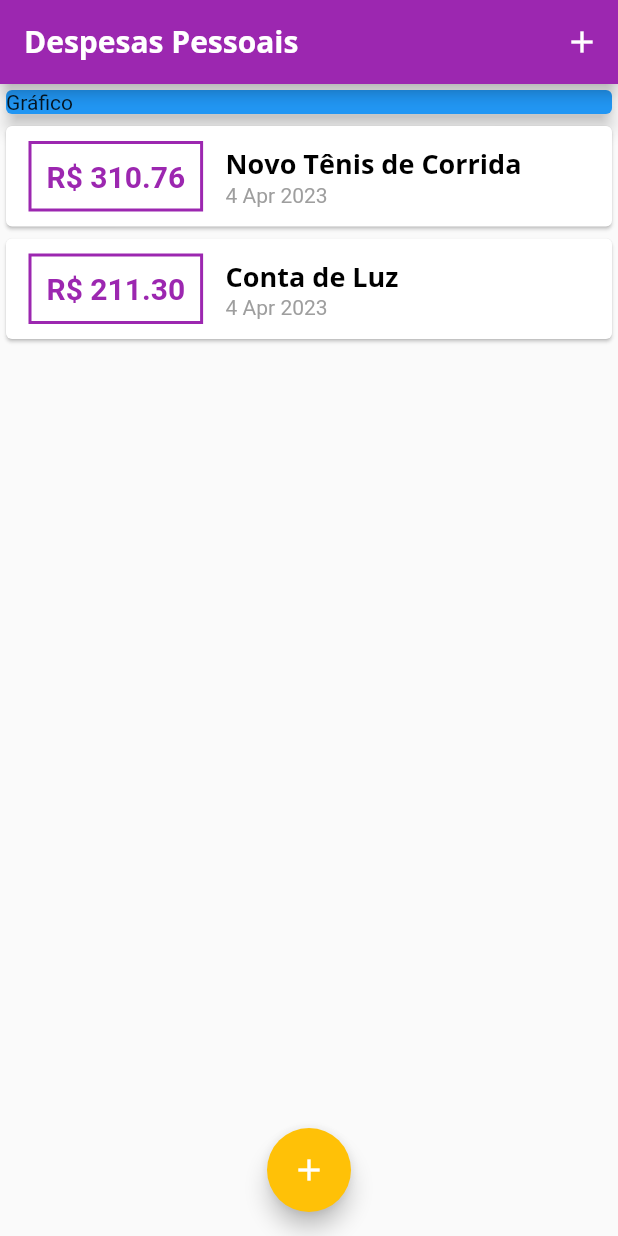
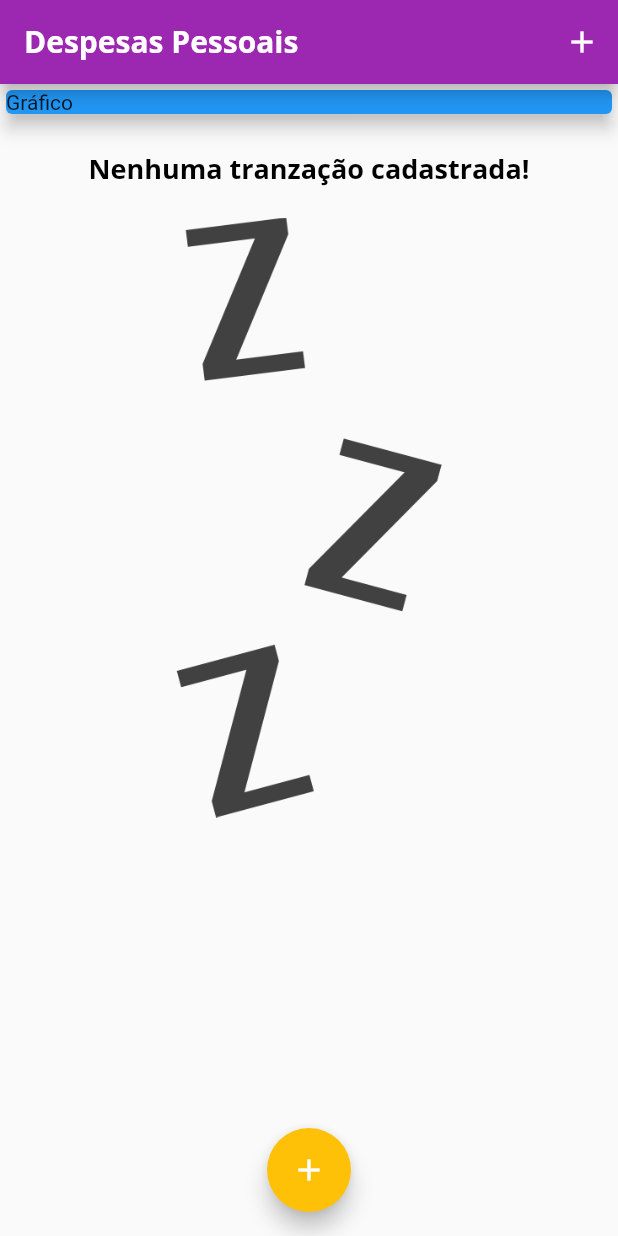
Before and after one commit to MoisesAlvarenga/Expenses, a Flutter app: the screen it shows after launch, on a phone screen of 412 x 824 dp. Run offline on Flutter 3.47's test engine with Material 2 defaults, Android fonts, the phone set to English and light mode, and no system bars.

```diff
--- a/lib/components/transaction_list.dart
+++ b/lib/components/transaction_list.dart
@@ -11,7 +11,29 @@ class TransactionList extends StatelessWidget {
   Widget build(BuildContext context) {
     return Container(
       height: 600,
-      child: ListView.builder(
+      child: transactions.isEmpty
+          ? Column(
+              children: [
+                SizedBox(
+                  height: 20,
+                ),
+                Text(
+                  "Nenhuma tranzação cadastrada!",
+                  style: Theme.of(context).textTheme.headline6,
+                ),
+                SizedBox(
+                  height: 20,
+                ),
+                Container(
+                  height: 400,
+                  child: Image.asset(
+                    'assets/images/waiting.png',
+                    fit: BoxFit.cover,
+                  ),
+                )
+              ],
+            )
+          : ListView.builder(
               itemCount: transactions.length,
               itemBuilder: (ctx, index) {
                 final tr = transactions[index];
@@ -19,7 +41,8 @@ class TransactionList extends StatelessWidget {
                   child: Row(
                     children: <Widget>[
                       Container(
-                  margin: EdgeInsets.symmetric(horizontal: 15, vertical: 10),
+                        margin:
+                            EdgeInsets.symmetric(horizontal: 15, vertical: 10),
                         decoration: BoxDecoration(
                           border: Border.all(
                             color: Colors.purple,
--- a/lib/main.dart
+++ b/lib/main.dart
@@ -44,20 +44,7 @@ class MyHomePage extends StatefulWidget {
 }
 
 class _MyHomePageState extends State<MyHomePage> {
-  final _transactions = [
-    Transaction(
-      id: 't1',
-      title: 'Novo Tênis de Corrida',
-      value: 310.76,
-      date: DateTime.now(),
-    ),
-    Transaction(
-      id: 't2',
-      title: 'Conta de Luz',
-      value: 211.30,
-      date: DateTime.now(),
-    ),
-  ];
+  final List<Transaction> _transactions = [];
 
   _addTransaction(String title, double value) {
     final newTransaction = Transaction(
--- a/pubspec.yaml
+++ b/pubspec.yaml
@@ -61,9 +61,8 @@ flutter:
   uses-material-design: true
 
   # To add assets to your application, add an assets section, like this:
-  # assets:
-  #   - images/a_dot_burr.jpeg
-  #   - images/a_dot_ham.jpeg
+  assets:
+    - assets/images/waiting.png
 
   # An image asset can refer to one or more resolution-specific "variants", see
   # https://flutter.dev/assets-and-images/#resolution-aware
```
Lines whose indentation alone changed are shown as unchanged.
